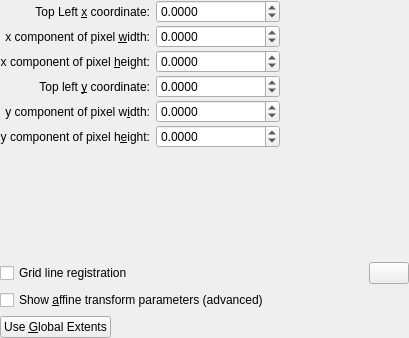
Before: the Qt Designer form src/qt-widgets/EditAffineTransformGeoreferencingWidgetUi.ui in GPlates/GPlates, drawn with Qt 5.
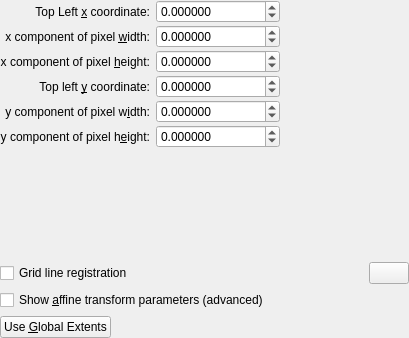
After: the same form once the commit is applied. The open tabs and pages were chosen to show the change. Icons and pictures are not drawn.

Commit message: (trunk) Increases number of decimal places from 4 to 6 in georeferencing widget.

What changed in the file:
```diff
--- a/src/qt-widgets/EditAffineTransformGeoreferencingWidgetUi.ui
+++ b/src/qt-widgets/EditAffineTransformGeoreferencingWidgetUi.ui
@@ -468,7 +468,7 @@
           <string/>
          </property>
          <property name="decimals">
-          <number>4</number>
+          <number>6</number>
          </property>
          <property name="minimum">
           <double>-1000000000.000000000000000</double>
@@ -490,7 +490,7 @@
           <string/>
          </property>
          <property name="decimals">
-          <number>4</number>
+          <number>6</number>
          </property>
          <property name="minimum">
           <double>-1000000000.000000000000000</double>
@@ -512,7 +512,7 @@
           <string/>
          </property>
          <property name="decimals">
-          <number>4</number>
+          <number>6</number>
          </property>
          <property name="minimum">
           <double>-1000000000.000000000000000</double>
@@ -534,7 +534,7 @@
           <string/>
          </property>
          <property name="decimals">
-          <number>4</number>
+          <number>6</number>
          </property>
          <property name="minimum">
           <double>-90.000000000000000</double>
@@ -556,7 +556,7 @@
           <string/>
          </property>
          <property name="decimals">
-          <number>4</number>
+          <number>6</number>
          </property>
          <property name="minimum">
           <double>-1000000000.000000000000000</double>
@@ -578,7 +578,7 @@
           <string/>
          </property>
          <property name="decimals">
-          <number>4</number>
+          <number>6</number>
          </property>
          <property name="minimum">
           <double>-1000000000.000000000000000</double>
```
Left out of the diff: 8 changed lines with no effect on the pictures.
